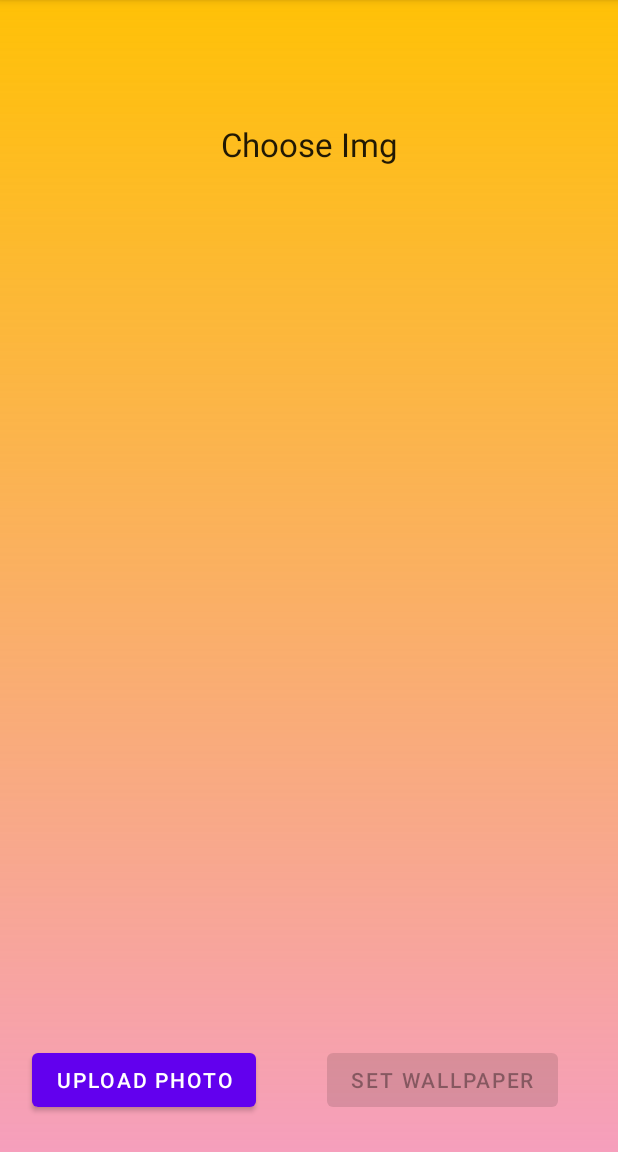
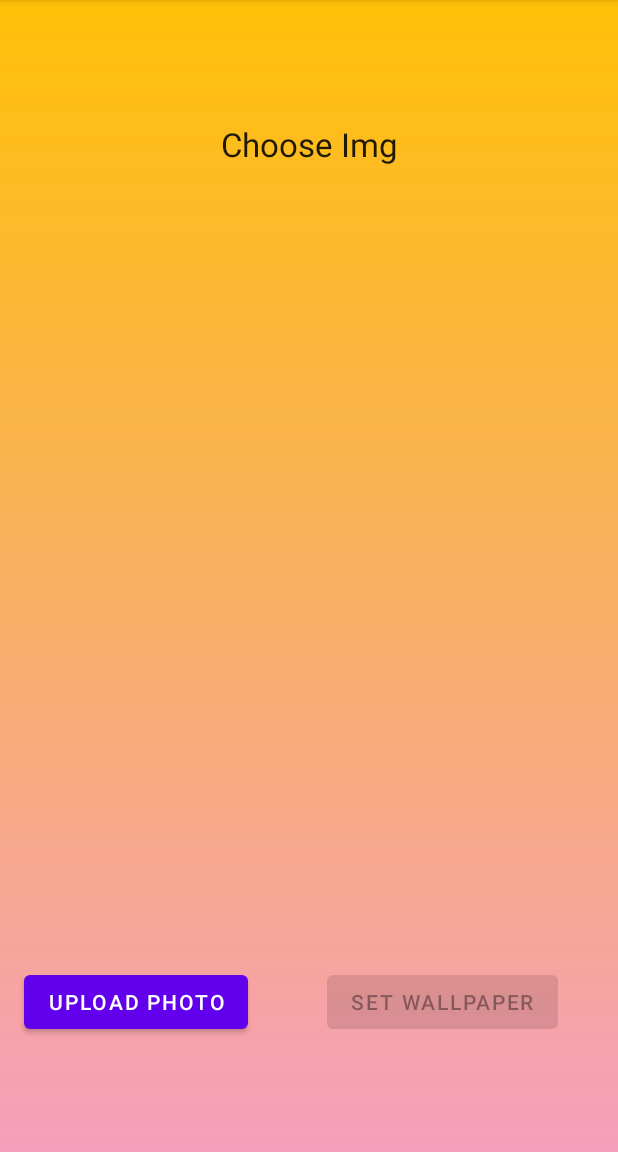
Before and after one commit to CHAHATMB/CoWall, an Android app: the CreateOrJoinRoom screen opened directly, with no data from a screen before it, after a tap on "SUBMIT", on a phone screen of 412 x 824 dp, the part 84-1236 px from its top. Run offline under Robolectric (Android 15) with nearby library versions, the light colour scheme and no system bars; our stand-ins replace Firebase (no records; nobody signed in at launch, a user with empty details on screens opened directly).

Commit message:
Created rooms feature

```diff
--- a/app/build.gradle
+++ b/app/build.gradle
@@ -12,7 +12,7 @@ android {
 
     defaultConfig {
         applicationId "com.example.cowall"
-        minSdk 26
+        minSdk 21
         targetSdk 33
         versionCode 1
         versionName "1.0"
@@ -56,5 +56,7 @@ dependencies {
     implementation "com.google.firebase:firebase-storage-ktx"
     implementation "com.google.firebase:firebase-auth-ktx"
 
+    implementation 'com.google.code.gson:gson:2.8.5'
+
 
 }
--- a/app/src/main/AndroidManifest.xml
+++ b/app/src/main/AndroidManifest.xml
@@ -24,6 +24,7 @@
         <activity
             android:name=".SplashScreenActivity"
             android:exported="true" >
+
             <intent-filter>
                 <action android:name="android.intent.action.MAIN" />
 
@@ -33,10 +34,12 @@
         <activity
             android:name=".CreateOrJoinRoom"
             android:exported="true">
+
         </activity>
         <activity
             android:name=".MainActivity"
-            android:exported="true"></activity>
+            android:exported="true">
+        </activity>
 
         <service
             android:name=".RunningService"
--- a/app/src/main/java/com/example/cowall/CreateOrJoinRoom.kt
+++ b/app/src/main/java/com/example/cowall/CreateOrJoinRoom.kt
@@ -31,6 +31,8 @@ class CreateOrJoinRoom : AppCompatActivity() {
         firebaseconn = FireBaseConnector()
         firebaseconn.initializeConnection(this.applicationContext)
 
+        sharedPref = getSharedPreferences("cowall", Context.MODE_PRIVATE)
+
         userUniqueId = getOrGenerateId("userUniqueId")
 
         roomId = getOrGenerateId("roomId")
@@ -44,24 +46,26 @@ class CreateOrJoinRoom : AppCompatActivity() {
         val roomId = binding.editRoomId.text.toString()
 //        FirebaseDatabase.getInstance().getReference("messages")
         Log.d(Wall_Tag,"sending mesage to firebase ${roomId}")
-        Toast.makeText(this,"button pressed",Toast.LENGTH_LONG)
+//        Toast.makeText(this,"button pressed",Toast.LENGTH_LONG)
 //        database = FirebaseDatabase.getInstance().getReference("messages")
 //        database.child("Chat").push().setValue("Firebass wellscom sstring honi chahiye")
 //        sendMessage("sendMessage","hey there")
-        firebaseconn.sendMessage("roomId/${binding.editRoomId.text}",userUniqueId)
+        firebaseconn.sendMessage("roomId/$roomId",userUniqueId)
 //        firebaseconn.
+        Log.d(Wall_Tag,"after sending")
         with (sharedPref.edit()) {
             putString("joinedRoomId", roomId)
             apply()
         }
-        val intent = Intent(this,MainActivity::class.java)
+        Log.d(Wall_Tag, "after sharedprefd")
+        val intent = Intent(this.applicationContext,MainActivity::class.java)
         startActivity(intent)
         finish()
     }
 
     private fun getOrGenerateId(identifierString : String) : String {
         // Writing to SharedPreferences
-        sharedPref = getSharedPreferences("cowall", Context.MODE_PRIVATE)
+
         var uniqueId : String
         if (sharedPref.contains(identifierString)) {
             uniqueId = sharedPref.getString(identifierString, "default_value").toString()
--- a/app/src/main/java/com/example/cowall/MainActivity.kt
+++ b/app/src/main/java/com/example/cowall/MainActivity.kt
@@ -57,7 +57,8 @@ class MainActivity : AppCompatActivity() {
         binding.btnSetWallpaper.setOnClickListener { btnSetWallpaperFunction() }
         binding.btnSetWallpaper.isEnabled = false
         binding.btnUpload.setOnClickListener { btnUploadFunction() }
-        context = applicationContext;
+        displaySelectedImage(null)
+//        context = applicationContext;
         firebaseconn = FireBaseConnector()
         firebaseconn.initializeConnection(this.applicationContext)
 
@@ -80,8 +81,8 @@ class MainActivity : AppCompatActivity() {
         }
         storageRef = Firebase.storage
 
-        FirebaseDatabase.getInstance().setPersistenceEnabled(true)
-        database = Firebase.database
+//        FirebaseDatabase.getInstance().setPersistenceEnabled(true)
+//        database = Firebase.database
 
         Intent(applicationContext, RunningService::class.java).also{
             it.action =  RunningService.Actions.START.toString()
@@ -103,32 +104,7 @@ class MainActivity : AppCompatActivity() {
         )
     }
 
-    fun sendMessage(childPath:String, msg:String){
-        database.reference.child(childPath)
-            .push()
-            .setValue(
-                msg,
-                DatabaseReference.CompletionListener { databaseError, databaseReference ->
-                    if (databaseError != null) {
-                        Log.d(
-                            Wall_Tag, "Unable to write message to database.",
-                            databaseError.toException()
-                        )
-                        return@CompletionListener
-                    } else {
-                        Log.d(Wall_Tag, "sab changa si bhaiyanu")
-                    }
 
-
-                    // Build a StorageReference and then upload the file
-//                    val key = databaseReference.key
-//                    val storageReference = Firebase.storage
-//                        .getReference(user!!.uid)
-//                        .child(key!!)
-//                        .child(uri.lastPathSegment!!)
-//                    putImageInStorage(storageReference, uri, key)
-                })
-    }
 
     fun btnUploadFunction() {
         if (checkPermission()) {
@@ -143,6 +119,26 @@ class MainActivity : AppCompatActivity() {
 
     fun btnSetWallpaperFunction() {
         firebaseconn.sendMessage("uriString", imgAdd)
+        binding.btnSetWallpaper.isEnabled = false
+    }
+    private fun displaySelectedImage(imageUri: Uri?) {
+
+        val sharedPref = getSharedPreferences("cowall", Context.MODE_PRIVATE)
+        if (imageUri != null) {
+            binding.imageView.setImageURI(imageUri)
+            val editor = sharedPref.edit()
+            editor.putString("imageUri", imageUri.toString())
+            editor.apply()
+        } else {
+            val imageUriString = sharedPref.getString("imageUri", null)
+
+            if (imageUriString != null) {
+                val imageUri = Uri.parse(imageUriString)
+                binding.imageView.setImageURI(imageUri)
+            } else {
+                binding.imageView.setImageDrawable(null)
+            }
+        }
     }
 
     override fun onRequestPermissionsResult(
@@ -175,10 +171,12 @@ class MainActivity : AppCompatActivity() {
                 selectedImageBitmap =
                     BitmapFactory.decodeStream(contentResolver.openInputStream(selectedImage!!))
                 binding.btnSetWallpaper.isEnabled = true
+
             } catch (e: IOException) {
                 e.printStackTrace()
             }
             selectedImage?.let { imgAdd = firebaseconn.uploadImageToFirebase(it) }
+            displaySelectedImage(selectedImage)
 
         }
     }
--- a/app/src/main/java/com/example/cowall/RunningService.kt
+++ b/app/src/main/java/com/example/cowall/RunningService.kt
@@ -41,6 +41,7 @@ class RunningService : Service() {
         var roomId : String = "unknown"
         if (sharedPref.contains("joinedRoomId")) {
             roomId = sharedPref.getString("joinedRoomId", "default_value").toString()
+            FireBaseConnector.setUniqueIds(sharedPref.getString("userUniqueId","default_user_id").toString(),roomId)
             fbc.lookForUpdates("roomChat/${roomId}")
         } else {
             Toast.makeText(this,"Some Error",Toast.LENGTH_LONG)
--- a/app/src/main/java/com/example/cowall/SplashScreenActivity.kt
+++ b/app/src/main/java/com/example/cowall/SplashScreenActivity.kt
@@ -35,6 +35,7 @@ class SplashScreenActivity : AppCompatActivity() {
             joinedRoomId = sharedPref.getString(identifierString, "default_value").toString()
             return true
         } else {
+            Log.d("Walld","baki condition works")
             if(sharedPref.contains("roomId")){
                 val roomId = sharedPref.getString("roomId", "default_value").toString()
                 val fbc = FireBaseConnector()
@@ -47,10 +48,12 @@ class SplashScreenActivity : AppCompatActivity() {
                     }
                     return true
                 } else{
+                    Log.d("Walld","Generated room id$roomId, no database")
                     return false
                 }
 
             } else {
+                Log.d("Walld","Doesn't have room id")
                 return false
             }
         }
--- a/app/src/main/res/layout/activity_main.xml
+++ b/app/src/main/res/layout/activity_main.xml
@@ -23,11 +23,11 @@
         android:id="@+id/btn_upload"
         android:layout_width="wrap_content"
         android:layout_height="wrap_content"
-        android:layout_marginBottom="24dp"
+        android:layout_marginBottom="76dp"
         android:text="Upload Photo"
         app:layout_constraintBottom_toBottomOf="parent"
         app:layout_constraintEnd_toEndOf="parent"
-        app:layout_constraintHorizontal_bias="0.08"
+        app:layout_constraintHorizontal_bias="0.061"
         app:layout_constraintStart_toStartOf="parent" />
 
     <Button
@@ -41,4 +41,16 @@
         app:layout_constraintTop_toTopOf="@+id/btn_upload"
         app:layout_constraintVertical_bias="1.0" />
 
+    <ImageView
+        android:id="@+id/imageView"
+        android:layout_width="290dp"
+        android:layout_height="315dp"
+        app:layout_constraintBottom_toTopOf="@+id/btn_upload"
+        app:layout_constraintEnd_toEndOf="parent"
+        app:layout_constraintHorizontal_bias="0.495"
+        app:layout_constraintStart_toStartOf="parent"
+        app:layout_constraintTop_toBottomOf="@+id/yourRoomId"
+        app:layout_constraintVertical_bias="0.459"
+        app:srcCompat="@drawable/new_wallpaper" />
+
 </androidx.constraintlayout.widget.ConstraintLayout>
```
Also changed, not shown: app/src/main/java/com/example/cowall/FireBaseConnector.kt (+46 -20 lines).
